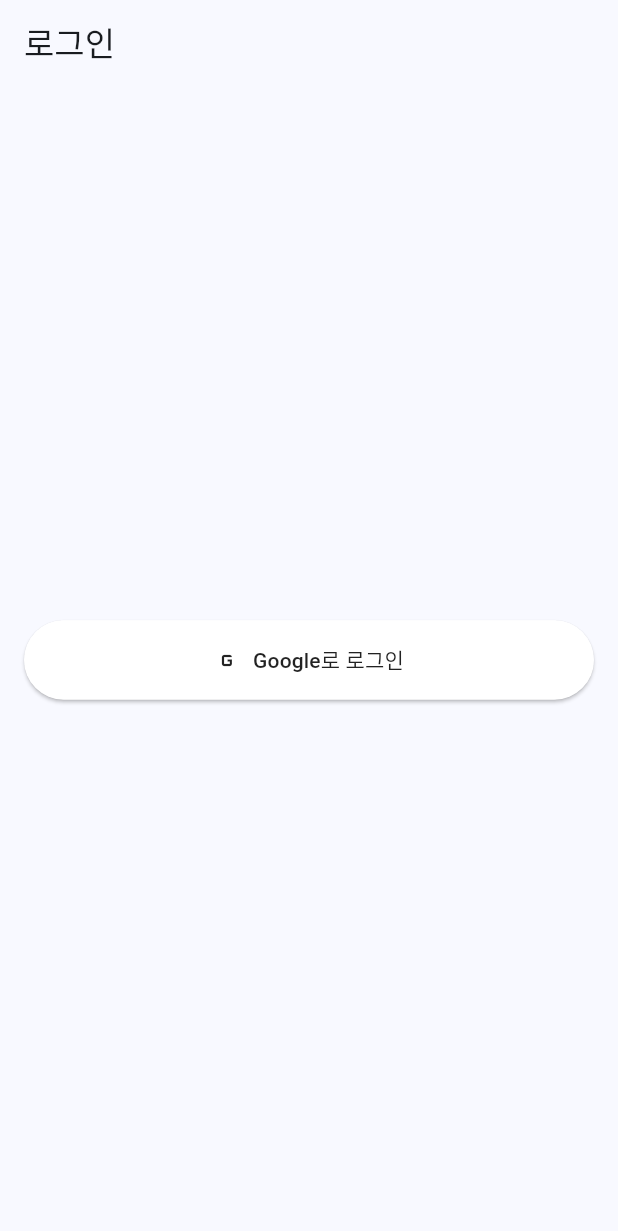
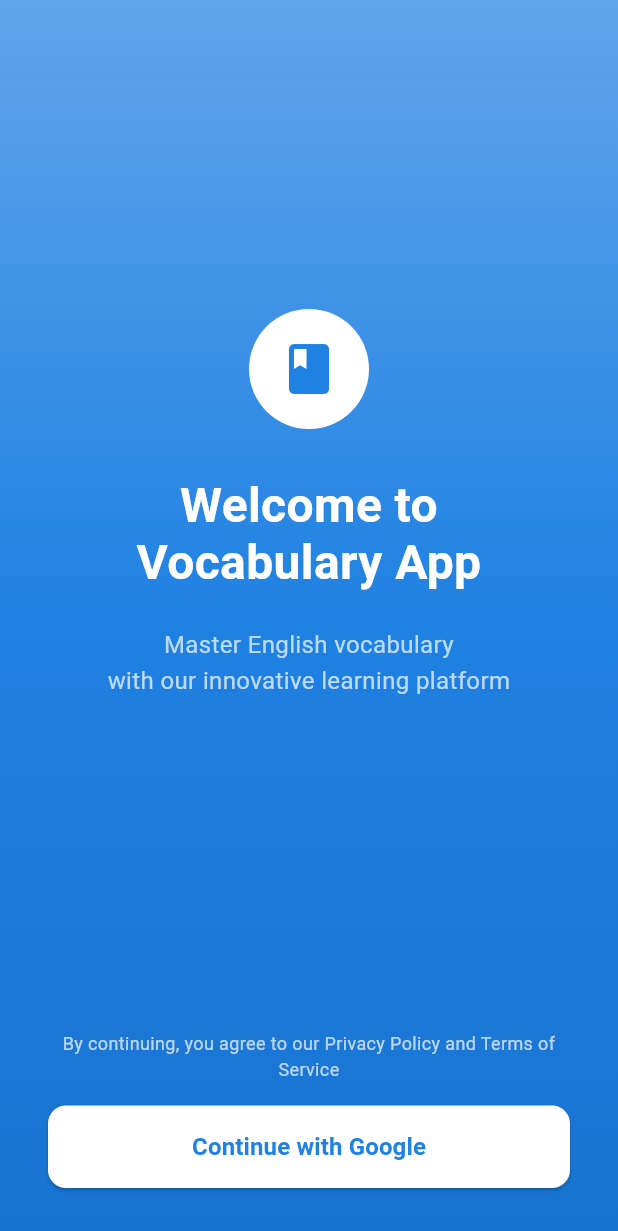
Before and after one commit to leokim-dk/english_vocab_app, a Flutter app: the screen it shows after launch, on a phone screen of 412 x 824 dp. Shown: the top 1231 px of the screen. Run offline on Flutter 3.47's test engine with Material 3 defaults, Android fonts, the phone set to English and light mode, and no system bars; our stand-ins replace flutter_dotenv, flutter_riverpod, freezed_annotation, go_router, google_sign_in, riverpod_annotation and 1 more; accounts and stored records are empty; generated files the repository leaves out were written again.

Commit message:
style: Update login page design with gradient background and improved layout

```diff
--- a/mobile_app/lib/screens/login_screen.dart
+++ b/mobile_app/lib/screens/login_screen.dart
@@ -14,6 +14,9 @@ class _LoginScreenState extends ConsumerState<LoginScreen> {
   final _authService = AuthService();
   bool _isLoading = false;
   String? _error;
+
+  // Define colors
+  final Color primaryBlue = const Color(0xFF1F81E2);
 
   Future<void> _signInWithGoogle() async {
     if (_isLoading) return;
@@ -56,14 +59,74 @@ class _LoginScreenState extends ConsumerState<LoginScreen> {
   @override
   Widget build(BuildContext context) {
     return Scaffold(
-      appBar: AppBar(
-        title: const Text('로그인'),
+      body: Container(
+        decoration: BoxDecoration(
+          gradient: LinearGradient(
+            begin: Alignment.topCenter,
+            end: Alignment.bottomCenter,
+            colors: [
+              primaryBlue.withOpacity(0.7),  // 살짝 옅은 파란색
+              primaryBlue,                    // 원래 파란색
+              Color(0xFF1873D0),             // 살짝 더 진한 파란색
+            ],
+            stops: const [0.0, 0.5, 1.0],
           ),
-      body: Padding(
-        padding: const EdgeInsets.all(16.0),
+        ),
         child: Column(
-          mainAxisAlignment: MainAxisAlignment.center,
           children: [
+            Expanded(
+              child: SingleChildScrollView(
+                child: Padding(
+                  padding: const EdgeInsets.symmetric(horizontal: 32),
+                  child: Column(
+                    children: [
+                      SizedBox(height: MediaQuery.of(context).size.height * 0.25),
+
+                      // Logo
+                      Container(
+                        width: 80,
+                        height: 80,
+                        decoration: const BoxDecoration(
+                          color: Colors.white,
+                          shape: BoxShape.circle,
+                        ),
+                        child: Icon(
+                          Icons.book,
+                          color: primaryBlue,
+                          size: 40,
+                        ),
+                      ),
+
+                      const SizedBox(height: 32),
+
+                      // Welcome Text
+                      const Text(
+                        'Welcome to\nVocabulary App',
+                        textAlign: TextAlign.center,
+                        style: TextStyle(
+                          fontSize: 32,
+                          fontWeight: FontWeight.bold,
+                          height: 1.2,
+                          color: Colors.white,
+                        ),
+                      ),
+
+                      const SizedBox(height: 24),
+
+                      // Subtitle
+                      const Text(
+                        'Master English vocabulary\nwith our innovative learning platform',
+                        textAlign: TextAlign.center,
+                        style: TextStyle(
+                          fontSize: 16,
+                          color: Colors.white70,
+                          height: 1.5,
+                        ),
+                      ),
+
+                      const SizedBox(height: 40),
+
+                      // Error message if any
                       if (_error != null) ...[
                         Text(
                           _error!,
@@ -71,23 +134,60 @@ class _LoginScreenState extends ConsumerState<LoginScreen> {
                         ),
                         const SizedBox(height: 16),
                       ],
-            SizedBox(
-              width: double.infinity,
-              child: ElevatedButton.icon(
-                onPressed: _isLoading ? null : _signInWithGoogle,
-                icon: const Icon(Icons.g_mobiledata),
-                label: const Text('Google로 로그인'),
-                style: ElevatedButton.styleFrom(
-                  padding: const EdgeInsets.symmetric(vertical: 16),
-                  backgroundColor: Colors.white,
-                  foregroundColor: Colors.black87,
+                    ],
                   ),
                 ),
               ),
-            if (_isLoading) ...[
+            ),
+
+            // Bottom fixed content
+            Padding(
+              padding: const EdgeInsets.all(32),
+              child: Column(
+                mainAxisSize: MainAxisSize.min,
+                children: [
+                  const Text(
+                    'By continuing, you agree to our Privacy Policy and Terms of Service',
+                    textAlign: TextAlign.center,
+                    style: TextStyle(
+                      color: Colors.white70,
+                      fontSize: 12,
+                    ),
+                  ),
                   const SizedBox(height: 16),
-              const CircularProgressIndicator(),
+                  SizedBox(
+                    width: double.infinity,
+                    child: ElevatedButton(
+                      onPressed: _isLoading ? null : _signInWithGoogle,
+                      style: ElevatedButton.styleFrom(
+                        backgroundColor: Colors.white,
+                        foregroundColor: Color(0xFF1F81E2),
+                        padding: const EdgeInsets.symmetric(vertical: 16),
+                        shape: RoundedRectangleBorder(
+                          borderRadius: BorderRadius.circular(12),
+                        ),
+                      ),
+                      child: _isLoading
+                          ? SizedBox(
+                              height: 20,
+                              width: 20,
+                              child: CircularProgressIndicator(
+                                color: primaryBlue,
+                                strokeWidth: 2,
+                              ),
+                            )
+                          : const Text(
+                              'Continue with Google',
+                              style: TextStyle(
+                                fontSize: 16,
+                                fontWeight: FontWeight.bold,
+                              ),
+                            ),
+                    ),
+                  ),
                 ],
+              ),
+            ),
           ],
         ),
       ),
```
Lines whose indentation alone changed are shown as unchanged.
